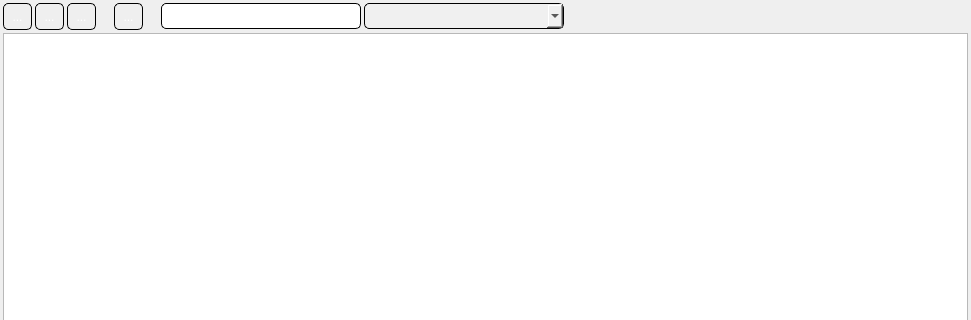
The window that Builder/Builder/tableform.ui (Rork96/QtProjects) describes before a commit, drawn with Qt 5; both pictures show x 0 to 971 and y 0 to 320 of the 971 by 624 pixel window.
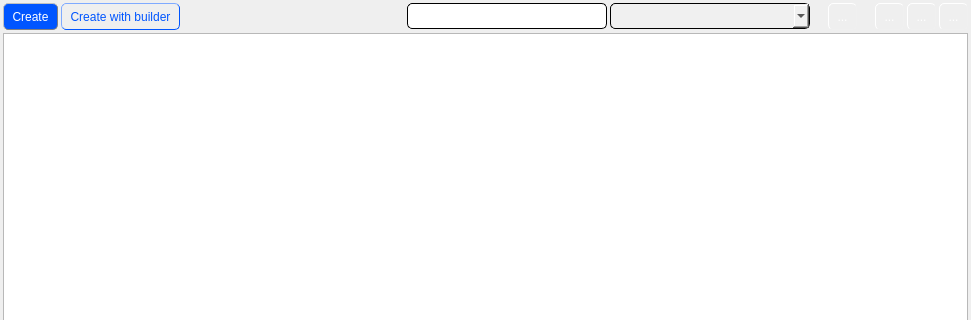
The same window after the commit. Icons and pictures are not drawn.

Patch:
```diff
--- a/Builder/Builder/tableform.ui
+++ b/Builder/Builder/tableform.ui
@@ -32,21 +32,23 @@
    <item row="0" column="0">
     <layout class="QHBoxLayout" name="horizontalLayout">
      <item>
-      <widget class="QToolButton" name="builderUpdateButton">
+      <widget class="QToolButton" name="toolButton">
        <property name="styleSheet">
         <string notr="true">QToolButton {
                color: white;
                padding: 4px;
-               border: 1px solid black; 
+               border: 1px solid grey; 
                border-radius: 5px;
                border-style: outset;
                max-width: 120px;
-               font: bold 10pt &quot;MS Shell Dlg 2&quot;;
+               background-color: rgb(0, 85, 255);
+               font: 10pt &quot;MS Shell Dlg 2&quot;;
               }
 
 QToolButton:hover {
                color: white;
                border: 1px solid grey;
+               background-color: rgb(0, 78, 235);
                }
 
 QToolButton:pressed {
@@ -56,30 +58,26 @@
                }</string>
        </property>
        <property name="text">
-        <string>...</string>
+        <string>Create</string>
        </property>
-       <property name="icon">
-        <iconset resource="res.qrc">
-         <normaloff>:/res/update.png</normaloff>:/res/update.png</iconset>
-       </property>
       </widget>
      </item>
      <item>
-      <widget class="QToolButton" name="editButton">
+      <widget class="QToolButton" name="toolButton_2">
        <property name="styleSheet">
         <string notr="true">QToolButton {
-               color: white;
+               color: rgb(0, 85, 255);
                padding: 4px;
-               border: 1px solid black; 
+               border: 1px solid rgb(0, 85, 255); 
                border-radius: 5px;
                border-style: outset;
-               max-width: 120px;
-               font: bold 10pt &quot;MS Shell Dlg 2&quot;;
+               font: 10pt &quot;MS Shell Dlg 2&quot;;
               }
 
 QToolButton:hover {
                color: white;
                border: 1px solid grey;
+               background-color: rgb(0, 78, 235);
                }
 
 QToolButton:pressed {
@@ -89,107 +87,18 @@
                }</string>
        </property>
        <property name="text">
-        <string>...</string>
+        <string>Create with builder</string>
        </property>
-       <property name="icon">
-        <iconset resource="res.qrc">
-         <normaloff>:/res/edit.png</normaloff>:/res/edit.png</iconset>
-       </property>
       </widget>
      </item>
      <item>
-      <widget class="QToolButton" name="deleteButton">
-       <property name="styleSheet">
-        <string notr="true">QToolButton {
-               color: white;
-               padding: 4px;
-               border: 1px solid black; 
-               border-radius: 5px;
-               border-style: outset;
-               max-width: 120px;
-               font: bold 10pt &quot;MS Shell Dlg 2&quot;;
-              }
-
-QToolButton:hover {
-               color: white;
-               border: 1px solid grey;
-               }
-
-QToolButton:pressed {
-               color: rgb(0, 0, 197)
-               background: shadow;
-               border-style: inset;
-               }</string>
-       </property>
-       <property name="text">
-        <string>...</string>
-       </property>
-       <property name="icon">
-        <iconset resource="res.qrc">
-         <normaloff>:/res/delete.png</normaloff>:/res/delete.png</iconset>
-       </property>
-      </widget>
-     </item>
-     <item>
-      <spacer name="horizontalSpacer_2">
+      <spacer name="horizontalSpacer_3">
        <property name="orientation">
         <enum>Qt::Horizontal</enum>
        </property>
-       <property name="sizeType">
-        <enum>QSizePolicy::Minimum</enum>
-       </property>
        <property name="sizeHint" stdset="0">
         <size>
-         <width>15</width>
-         <height>20</height>
-        </size>
-       </property>
-      </spacer>
-     </item>
-     <item>
-      <widget class="QToolButton" name="searchButton">
-       <property name="styleSheet">
-        <string notr="true">QToolButton {
-               color: white;
-               padding: 4px;
-               border: 1px solid black; 
-               border-radius: 5px;
-               border-style: outset;
-               max-width: 120px;
-               font: bold 10pt &quot;MS Shell Dlg 2&quot;;
-              }
-
-QToolButton:hover {
-               color: white;
-               border: 1px solid grey;
-               }
-
-QToolButton:pressed {
-               color: rgb(0, 0, 197)
-               background: shadow;
-               border-style: inset;
-               }</string>
-       </property>
-       <property name="text">
-        <string>...</string>
-       </property>
-       <property name="icon">
-        <iconset resource="res.qrc">
-         <normaloff>:/res/search.png</normaloff>:/res/search.png</iconset>
-       </property>
-      </widget>
-     </item>
-     <item>
-      <spacer name="horizontalSpacer">
-       <property name="orientation">
-        <enum>Qt::Horizontal</enum>
-       </property>
-       <property name="sizeType">
-        <enum>QSizePolicy::Minimum</enum>
-       </property>
-       <property name="sizeHint" stdset="0">
-        <size>
-         <width>15</width>
+         <width>40</width>
          <height>20</height>
         </size>
        </property>
@@ -250,18 +159,169 @@
       </widget>
      </item>
      <item>
-      <spacer name="horizontalSpacer_3">
+      <spacer name="horizontalSpacer">
        <property name="orientation">
         <enum>Qt::Horizontal</enum>
        </property>
+       <property name="sizeType">
+        <enum>QSizePolicy::Minimum</enum>
+       </property>
        <property name="sizeHint" stdset="0">
         <size>
-         <width>40</width>
+         <width>15</width>
          <height>20</height>
         </size>
        </property>
       </spacer>
      </item>
+     <item>
+      <widget class="QToolButton" name="searchButton">
+       <property name="styleSheet">
+        <string notr="true">QToolButton {
+               color: white;
+               padding: 4px;
+               border: 1px solid rgb(240, 240, 240); 
+               border-radius: 5px;
+               border-style: outset;
+               max-width: 120px;
+               font: bold 10pt &quot;MS Shell Dlg 2&quot;;
+              }
+
+QToolButton:hover {
+               color: white;
+               border: 1px solid grey;
+               }
+
+QToolButton:pressed {
+               color: rgb(0, 0, 197)
+               background: shadow;
+               border-style: inset;
+               }</string>
+       </property>
+       <property name="text">
+        <string>...</string>
+       </property>
+       <property name="icon">
+        <iconset resource="res.qrc">
+         <normaloff>:/res/search.png</normaloff>:/res/search.png</iconset>
+       </property>
+      </widget>
+     </item>
+     <item>
+      <spacer name="horizontalSpacer_2">
+       <property name="orientation">
+        <enum>Qt::Horizontal</enum>
+       </property>
+       <property name="sizeType">
+        <enum>QSizePolicy::Minimum</enum>
+       </property>
+       <property name="sizeHint" stdset="0">
+        <size>
+         <width>15</width>
+         <height>20</height>
+        </size>
+       </property>
+      </spacer>
+     </item>
+     <item>
+      <widget class="QToolButton" name="builderUpdateButton">
+       <property name="styleSheet">
+        <string notr="true">QToolButton {
+               color: white;
+               padding: 4px;
+               border: 1px solid rgb(240, 240, 240);
+               border-radius: 5px;
+               border-style: outset;
+               max-width: 120px;
+               font: bold 10pt &quot;MS Shell Dlg 2&quot;;
+              }
+
+QToolButton:hover {
+               color: white;
+               border: 1px solid grey;
+               }
+
+QToolButton:pressed {
+               color: rgb(0, 0, 197)
+               background: shadow;
+               border-style: inset;
+               }</string>
+       </property>
+       <property name="text">
+        <string>...</string>
+       </property>
+       <property name="icon">
+        <iconset resource="res.qrc">
+         <normaloff>:/res/update.png</normaloff>:/res/update.png</iconset>
+       </property>
+      </widget>
+     </item>
+     <item>
+      <widget class="QToolButton" name="editButton">
+       <property name="styleSheet">
+        <string notr="true">QToolButton {
+               color: white;
+               padding: 4px;
+               border: 1px solid rgb(240, 240, 240); 
+               border-radius: 5px;
+               border-style: outset;
+               max-width: 120px;
+               font: bold 10pt &quot;MS Shell Dlg 2&quot;;
+              }
+
+QToolButton:hover {
+               color: white;
+               border: 1px solid grey;
+               }
+
+QToolButton:pressed {
+               color: rgb(0, 0, 197)
+               background: shadow;
+               border-style: inset;
+               }</string>
+       </property>
+       <property name="text">
+        <string>...</string>
+       </property>
+       <property name="icon">
+        <iconset resource="res.qrc">
+         <normaloff>:/res/edit.png</normaloff>:/res/edit.png</iconset>
+       </property>
+      </widget>
+     </item>
+     <item>
+      <widget class="QToolButton" name="deleteButton">
+       <property name="styleSheet">
+        <string notr="true">QToolButton {
+               color: white;
+               padding: 4px;
+               border: 1px solid rgb(240, 240, 240); 
+               border-radius: 5px;
+               border-style: outset;
+               max-width: 120px;
+               font: bold 10pt &quot;MS Shell Dlg 2&quot;;
+              }
+
+QToolButton:hover {
+               color: white;
+               border: 1px solid grey;
+               }
+
+QToolButton:pressed {
+               color: rgb(0, 0, 197)
+               background: shadow;
+               border-style: inset;
+               }</string>
+       </property>
+       <property name="text">
+        <string>...</string>
+       </property>
+       <property name="icon">
+        <iconset resource="res.qrc">
+         <normaloff>:/res/delete.png</normaloff>:/res/delete.png</iconset>
+       </property>
+      </widget>
+     </item>
     </layout>
    </item>
    <item row="1" column="0">
```
Left out of the diff: 11 changed lines with no effect on the pictures.
